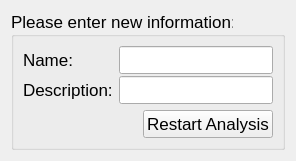
This is src/gui/mca_rerun.ui in Ecotrust/delphos as Qt 5 draws it before an edit. The edited form follows.
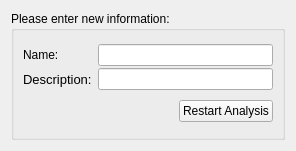
This is the edited form.

The edit to the form file:
```diff
--- a/src/gui/mca_rerun.ui
+++ b/src/gui/mca_rerun.ui
@@ -21,7 +21,7 @@
      <property name="font" >
       <font>
        <family>Arial</family>
-       <pointsize>13</pointsize>
+       <pointsize>9</pointsize>
       </font>
      </property>
      <property name="title" >
@@ -37,6 +37,11 @@
           </property>
           <item>
            <widget class="QLabel" name="label_8" >
+            <property name="font" >
+             <font>
+              <pointsize>9</pointsize>
+             </font>
+            </property>
             <property name="text" >
              <string>Name:</string>
             </property>
@@ -44,6 +49,11 @@
           </item>
           <item>
            <widget class="QLabel" name="label_9" >
+            <property name="font" >
+             <font>
+              <pointsize>10</pointsize>
+             </font>
+            </property>
             <property name="text" >
              <string>Description:</string>
             </property>
@@ -64,6 +74,11 @@
               <height>0</height>
              </size>
             </property>
+            <property name="font" >
+             <font>
+              <pointsize>9</pointsize>
+             </font>
+            </property>
            </widget>
           </item>
           <item>
@@ -74,6 +89,11 @@
               <height>0</height>
              </size>
             </property>
+            <property name="font" >
+             <font>
+              <pointsize>9</pointsize>
+             </font>
+            </property>
            </widget>
           </item>
          </layout>
@@ -100,7 +120,7 @@
           <property name="font" >
            <font>
             <family>Arial</family>
-            <pointsize>13</pointsize>
+            <pointsize>9</pointsize>
            </font>
           </property>
           <property name="text" >
```
